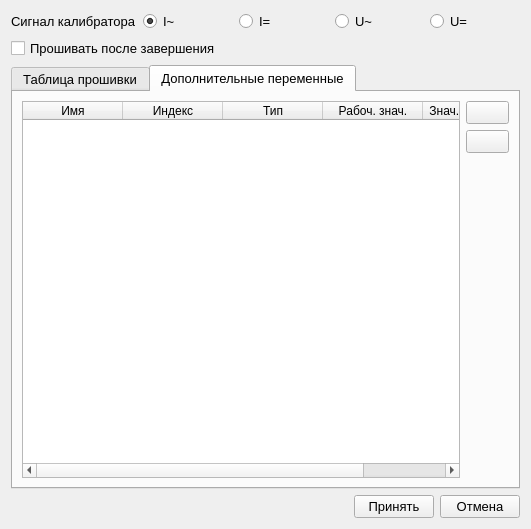
Old version of the form ui/edit_measure_parameters_dialog.ui in the repository irsural/clb_autocalibration.
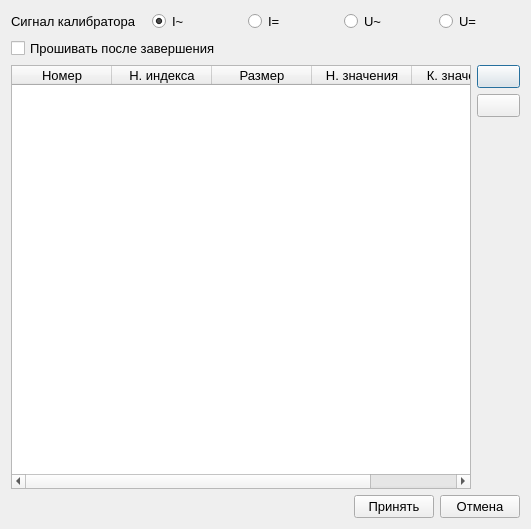
New version of the form. The open tabs and pages were chosen to show the change. Icons and pictures are not drawn.

What changed in the file:
```diff
--- a/ui/edit_measure_parameters_dialog.ui
+++ b/ui/edit_measure_parameters_dialog.ui
@@ -23,6 +23,9 @@
     <layout class="QVBoxLayout" name="main_widget_layout">
      <item>
       <layout class="QHBoxLayout" name="horizontalLayout">
+       <property name="spacing">
+        <number>15</number>
+       </property>
        <item>
         <widget class="QLabel" name="label">
          <property name="text">
@@ -76,15 +79,7 @@
       </widget>
      </item>
      <item>
-      <widget class="QTabWidget" name="tabWidget">
-       <property name="currentIndex">
-        <number>0</number>
-       </property>
-       <widget class="QWidget" name="tab">
-        <attribute name="title">
-         <string>Таблица прошивки</string>
-        </attribute>
-        <layout class="QHBoxLayout" name="horizontalLayout_2">
+      <layout class="QHBoxLayout" name="horizontalLayout_4">
          <item>
           <widget class="QTableWidget" name="flash_table">
            <property name="selectionMode">
@@ -163,92 +158,6 @@
           </layout>
          </item>
         </layout>
-       </widget>
-       <widget class="QWidget" name="tab_2">
-        <attribute name="title">
-         <string>Дополнительные переменные</string>
-        </attribute>
-        <layout class="QHBoxLayout" name="horizontalLayout_3">
-         <item>
-          <widget class="QTableWidget" name="extra_variables_table">
-           <property name="selectionMode">
-            <enum>QAbstractItemView::SingleSelection</enum>
-           </property>
-           <property name="selectionBehavior">
-            <enum>QAbstractItemView::SelectRows</enum>
-           </property>
-           <attribute name="horizontalHeaderStretchLastSection">
-            <bool>true</bool>
-           </attribute>
-           <column>
-            <property name="text">
-             <string>Имя</string>
-            </property>
-           </column>
-           <column>
-            <property name="text">
-             <string>Индекс</string>
-            </property>
-           </column>
-           <column>
-            <property name="text">
-             <string>Тип</string>
-            </property>
-           </column>
-           <column>
-            <property name="text">
-             <string>Рабоч. знач.</string>
-            </property>
-           </column>
-           <column>
-            <property name="text">
-             <string>Знач. по-умолч.</string>
-            </property>
-           </column>
-          </widget>
-         </item>
-         <item>
-          <layout class="QVBoxLayout" name="verticalLayout_3">
-           <item>
-            <widget class="QPushButton" name="add_extra_param_button">
-             <property name="text">
-              <string/>
-             </property>
-             <property name="icon">
-              <iconset resource="../resources/icons.qrc">
-               <normaloff>:/icons/icons/plus.png</normaloff>:/icons/icons/plus.png</iconset>
-             </property>
-            </widget>
-           </item>
-           <item>
-            <widget class="QPushButton" name="remove_extra_param_button">
-             <property name="text">
-              <string/>
-             </property>
-             <property name="icon">
-              <iconset resource="../resources/icons.qrc">
-               <normaloff>:/icons/icons/minus2.png</normaloff>:/icons/icons/minus2.png</iconset>
-             </property>
-            </widget>
-           </item>
-           <item>
-            <spacer name="verticalSpacer_2">
-             <property name="orientation">
-              <enum>Qt::Vertical</enum>
-             </property>
-             <property name="sizeHint" stdset="0">
-              <size>
-               <width>20</width>
-               <height>40</height>
-              </size>
-             </property>
-            </spacer>
-           </item>
-          </layout>
-         </item>
-        </layout>
-       </widget>
-      </widget>
      </item>
     </layout>
    </item>
```
Lines whose indentation alone changed are shown as unchanged.
